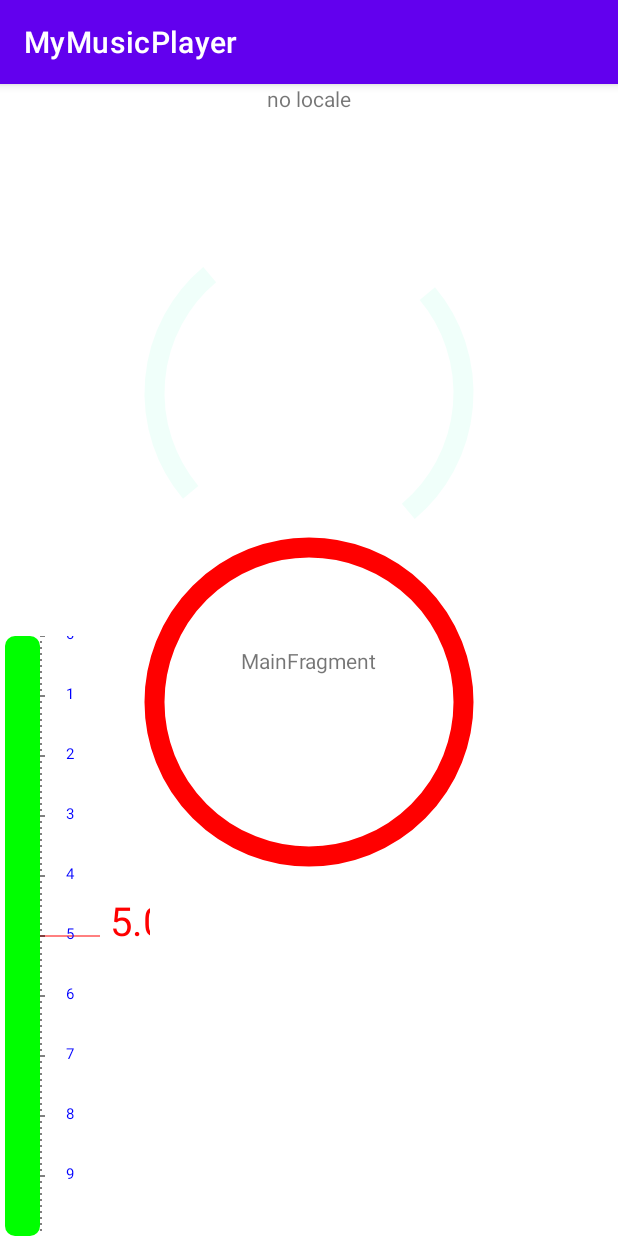
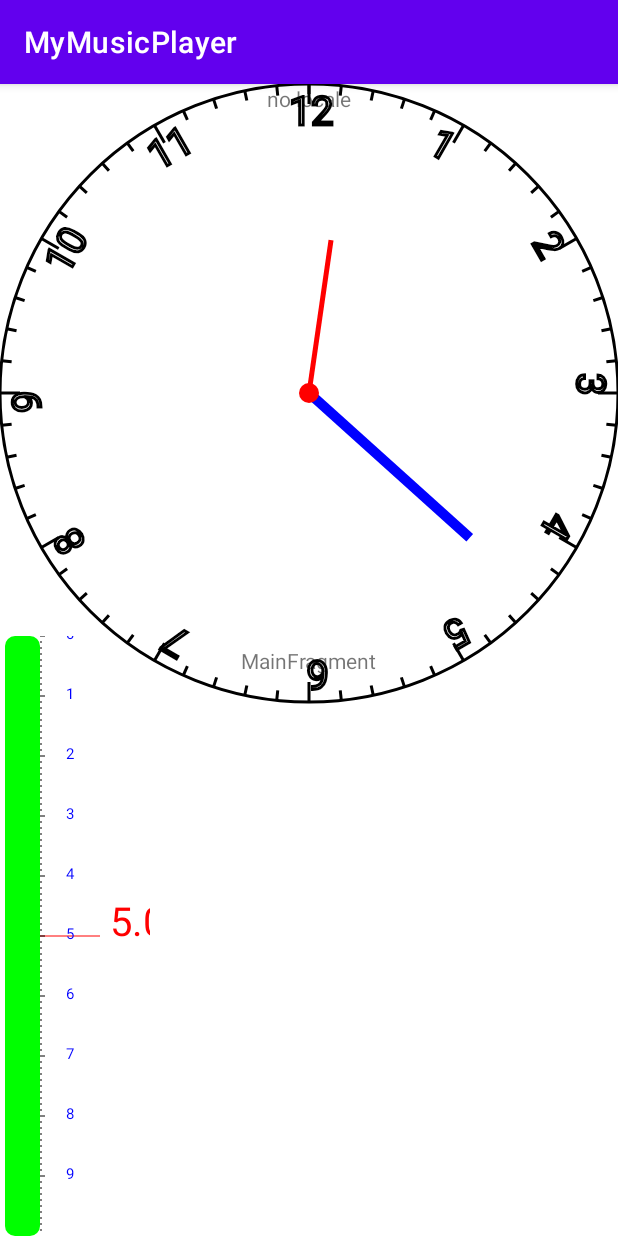
Before and after one commit to xbzl123/MyMusicPlayer, an Android app: the screen it shows after launch (MainActivity), on a phone screen of 412 x 824 dp. Run offline under Robolectric (Android 15) with nearby library versions, the phone set to English and light mode, and no system bars; our stand-ins replace RxJava, data binding; libraries missing offline, so code that uses them is left out: com.blankj.utilcode, com.bugrui.buslib, org.simpleframework.xml; 4 statements that could not run were skipped.

Commit message:
增加自定义控件时钟

```diff
--- a/app/build.gradle
+++ b/app/build.gradle
@@ -54,8 +54,8 @@ dependencies {
     implementation 'org.jetbrains.kotlinx:kotlinx-coroutines-android:1.3.9'
     // Android 支持 Rxjava
     // 此处一定要注意使用RxJava2的版本
-    implementation 'io.reactivex.rxjava2:rxjava:2.0.1'
-    implementation 'io.reactivex.rxjava2:rxandroid:2.0.1'
+    implementation 'io.reactivex.rxjava2:rxjava:2.2.7'
+    implementation 'io.reactivex.rxjava2:rxandroid:2.1.1'
 
     // Android 支持 Retrofit
     implementation 'com.squareup.retrofit2:retrofit:2.5.0'
--- /dev/null
+++ b/app/src/main/java/com/example/mymusicplayer/custonview/Clock.kt
@@ -0,0 +1,76 @@
+package com.example.mymusicplayer.custonview
+
+import android.content.Context
+import android.graphics.Canvas
+import android.graphics.Color
+import android.graphics.Paint
+import android.util.AttributeSet
+import android.util.Log
+import android.view.View
+import io.reactivex.Observable
+import java.util.concurrent.TimeUnit
+
+class Clock @JvmOverloads constructor(
+    context: Context, attrs: AttributeSet? = null, defStyleAttr: Int = 0
+) : View(context, attrs, defStyleAttr) {
+
+    var size: Int = 0
+
+    override fun onMeasure(widthMeasureSpec: Int, heightMeasureSpec: Int) {
+        super.onMeasure(widthMeasureSpec, heightMeasureSpec)
+        size = MeasureSpec.getSize(widthMeasureSpec)
+    }
+    var progress:Int = 0
+    override fun onDraw(canvas: Canvas?) {
+        super.onDraw(canvas)
+        var paintBg = Paint()
+        paintBg.color = Color.BLACK
+        paintBg.strokeWidth = 3f
+        paintBg.style = Paint.Style.STROKE
+        canvas?.drawCircle((size/2).toFloat(),(size/2).toFloat(),(size/2).toFloat(),paintBg)
+
+        for (i in 0..60){
+            canvas?.save()
+            Log.e("onDraw","rotate  i = "+i)
+            canvas?.rotate(6f*i,(size/2).toFloat(),(size/2).toFloat())
+            var temp:Float
+            if(i > 0 && i%5==0){
+                temp = 20f
+                paintBg.textSize = 40f
+                canvas?.drawText((i/5).toString(),(size/2).toFloat()-20,(size/15).toFloat(),paintBg)
+            }else{
+                temp = 10f
+            }
+            canvas?.drawLine((size/2).toFloat(),0f, (size/2).toFloat(), temp,paintBg)
+            canvas?.restore()
+        }
+
+
+        var paint = Paint()
+        paint.color = Color.BLUE
+        paint.strokeWidth = 10f
+
+        canvas?.save()
+        canvas?.rotate(6f*progress,(size/2).toFloat(),(size/2).toFloat())
+        canvas?.drawLine((size/2).toFloat(),(size*0.15).toFloat(), (size/2).toFloat(), (size/2).toFloat(),paint)
+        canvas?.restore()
+
+        var paintM = Paint()
+        paintM.color = Color.RED
+        paintM.strokeWidth = 5f
+        canvas?.save()
+        canvas?.drawCircle((size/2).toFloat(),(size/2).toFloat(),10f,paintM)
+        canvas?.rotate(6f*progress/60,(size/2).toFloat(),(size/2).toFloat())
+        canvas?.drawLine((size/2).toFloat(),(size*0.25).toFloat(), (size/2).toFloat(), (size/2).toFloat(),paintM)
+        canvas?.restore()
+
+    }
+    fun startAnimationRatotion() {
+        Observable.interval(0, 100, TimeUnit.MILLISECONDS).subscribe(
+            {
+                progress++
+                invalidate()
+            }
+        )
+    }
+}
--- a/app/src/main/java/com/example/mymusicplayer/ui/main/MainFragment.kt
+++ b/app/src/main/java/com/example/mymusicplayer/ui/main/MainFragment.kt
@@ -13,6 +13,7 @@ import com.example.mymusicplayer.BaseFragment
 import com.example.mymusicplayer.R
 import com.example.mymusicplayer.databinding.MainFragmentBinding
 import com.example.mymusicplayer.ui.music.MusicFragment
+import java.util.*
 
 //主页
 class MainFragment : BaseFragment<MainFragmentBinding, MainViewModel>() {
@@ -44,5 +45,6 @@ class MainFragment : BaseFragment<MainFragmentBinding, MainViewModel>() {
 //                return true
 //            }
 //        })
+        mDataBinding.radarview.startAnimationRatotion()
     }
 }
--- a/app/src/main/java/com/example/mymusicplayer/ui/music/MusicFragment.kt
+++ b/app/src/main/java/com/example/mymusicplayer/ui/music/MusicFragment.kt
@@ -15,12 +15,11 @@ import com.blankj.utilcode.util.Utils
 import com.example.mymusicplayer.BaseFragment
 import com.example.mymusicplayer.R
 import com.example.mymusicplayer.databinding.MusicFragmentBinding
-import kotlinx.coroutines.CoroutineScope
 import kotlinx.coroutines.Dispatchers
 import kotlinx.coroutines.GlobalScope
 import kotlinx.coroutines.flow.collect
 import kotlinx.coroutines.launch
-import kotlin.coroutines.CoroutineContext
+import kotlinx.coroutines.withContext
 
 //音乐页面
 class MusicFragment : BaseFragment<MusicFragmentBinding,MusicViewModel>() {
--- a/app/src/main/res/layout/main_fragment.xml
+++ b/app/src/main/res/layout/main_fragment.xml
@@ -45,7 +45,7 @@
             >
         </com.example.mymusicplayer.custonview.VerticalContainer>
 
-        <com.example.mymusicplayer.custonview.RadarView
+        <com.example.mymusicplayer.custonview.Clock
             android:id="@+id/radarview"
             android:layout_width="wrap_content"
             android:layout_height="wrap_content"
@@ -53,7 +53,7 @@
             app:layout_constraintStart_toStartOf="parent"
             app:layout_constraintTop_toTopOf="parent">
 
-        </com.example.mymusicplayer.custonview.RadarView>
+        </com.example.mymusicplayer.custonview.Clock>
 
     </androidx.constraintlayout.widget.ConstraintLayout>
 </layout>
```
Also changed, not shown: app/src/main/java/com/example/mymusicplayer/custonview/Fan.kt (added, +38 -0 lines), app/src/main/java/com/example/mymusicplayer/custonview/RadarView.kt (+19 -3 lines).
